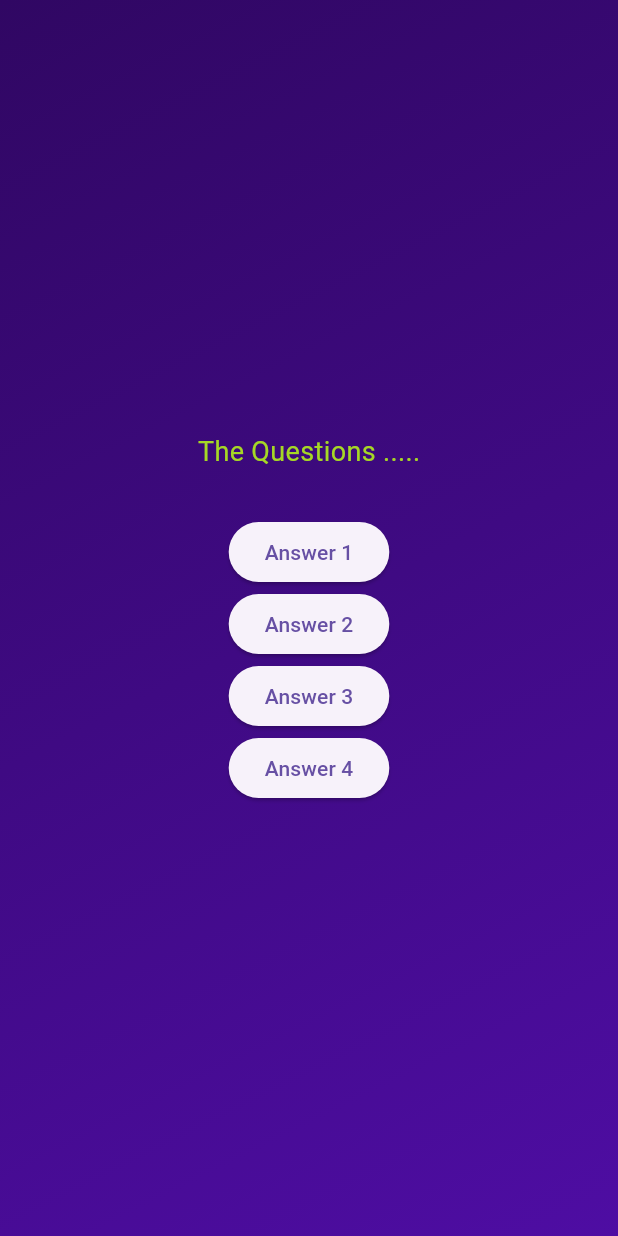
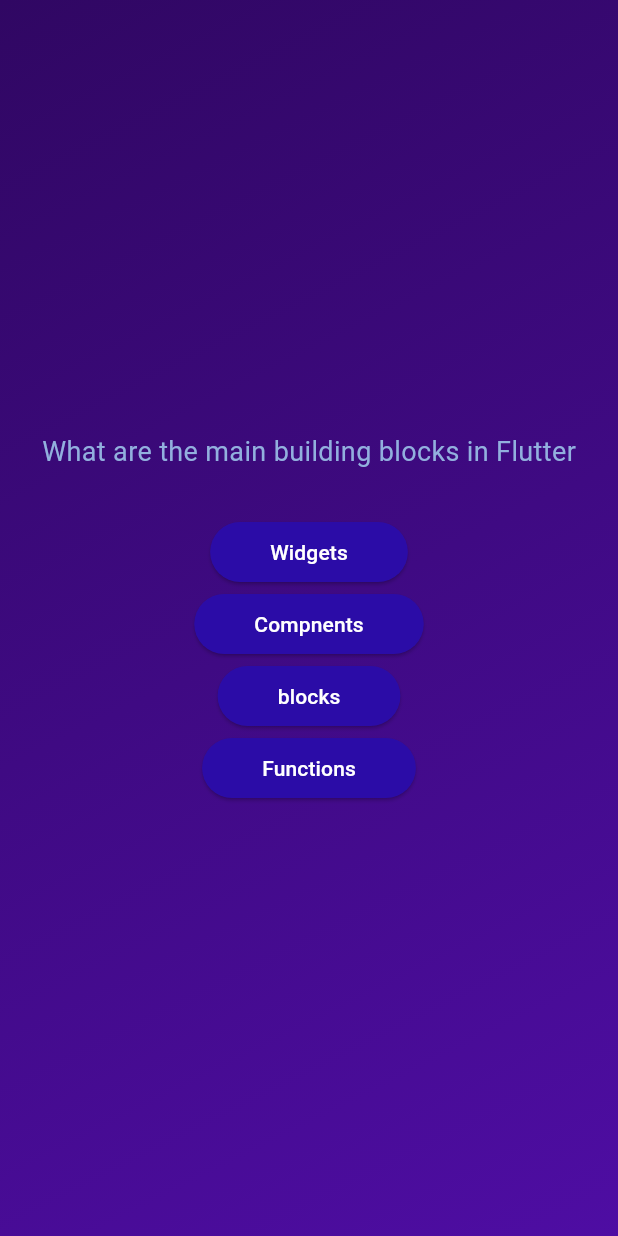
Before and after one commit to sam-kash/Quizzi, a Flutter app: the screen it shows after launch, after a tap on "Start", on a phone screen of 412 x 824 dp. Run offline on Flutter 3.47's test engine with Material 3 defaults, Android fonts, the phone set to English and light mode, and no system bars.

Commit message:
Adding specification and alternate techniques to the buttons

```diff
--- /dev/null
+++ b/lib/answer_button.dart
@@ -0,0 +1,25 @@
+import 'package:flutter/material.dart';
+
+class AnswerButton extends StatelessWidget {
+  const AnswerButton({
+    super.key,
+    required this.answerText,
+    required this.onTap,
+  });
+
+  final String answerText;
+  final void Function() onTap; // Indicates that this is a function
+
+  @override
+  Widget build(context) {
+    return ElevatedButton(
+      onPressed: onTap,
+      style: ElevatedButton.styleFrom(
+        padding: const EdgeInsets.symmetric(vertical: 10, horizontal: 40),
+        backgroundColor: const Color.fromARGB(255, 43, 12, 167),
+        foregroundColor: Colors.white,
+      ),
+      child: Text(answerText),
+    );
+  }
+} // Stateelss widget Class
--- a/lib/data/questions.dart
+++ b/lib/data/questions.dart
@@ -1,6 +1,7 @@
 import 'package:quizzi/models/quiz_question.dart';
 
 // it is just acting like a variable type
+// We've created the whole question function as a list .
 const questions = [
   QuizQuestion('What are the main building blocks in Flutter', [
     'Widgets',
--- a/lib/questions_screen.dart
+++ b/lib/questions_screen.dart
@@ -1,6 +1,8 @@
 // Return Text Widget
 
 import 'package:flutter/material.dart';
+import 'package:quizzi/answer_button.dart';
+import 'package:quizzi/data/questions.dart';
 
 class QuestionsScreen extends StatefulWidget {
   const QuestionsScreen(
@@ -15,35 +17,37 @@
 class _QuestionsScreenState extends State<QuestionsScreen> {
   @override
   Widget build(context) {
+    final currentQuestion = questions[0];
+
     return SizedBox(
       width: double.infinity,
       child: Column(
         mainAxisAlignment: MainAxisAlignment
             .center, // Literally bring the things in the center of the screen
         children: [
-          const Text(
-            'The Questions .....',
-            style: TextStyle(
-                color: Color.fromARGB(255, 166, 216, 37), fontSize: 18),
+          Text(
+            currentQuestion.text,
+            style: const TextStyle(
+                color: Color.fromARGB(255, 146, 176, 222), fontSize: 18),
           ),
           const SizedBox(
             height: 30,
           ),
-          ElevatedButton(
-            onPressed: () {},
-            child: const Text('Answer 1'),
+          AnswerButton(
+            answerText: currentQuestion.answers[0],
+            onTap: () {},
           ),
-          ElevatedButton(
-            onPressed: () {},
-            child: const Text('Answer 2'),
+          AnswerButton(
+            answerText: currentQuestion.answers[1],
+            onTap: () {},
           ),
-          ElevatedButton(
-            onPressed: () {},
-            child: const Text('Answer 3'),
+          AnswerButton(
+            answerText: currentQuestion.answers[2],
+            onTap: () {},
           ),
-          ElevatedButton(
-            onPressed: () {},
-            child: const Text('Answer 4'),
+          AnswerButton(
+            answerText: currentQuestion.answers[3],
+            onTap: () {},
           ),
         ],
       ),
```
